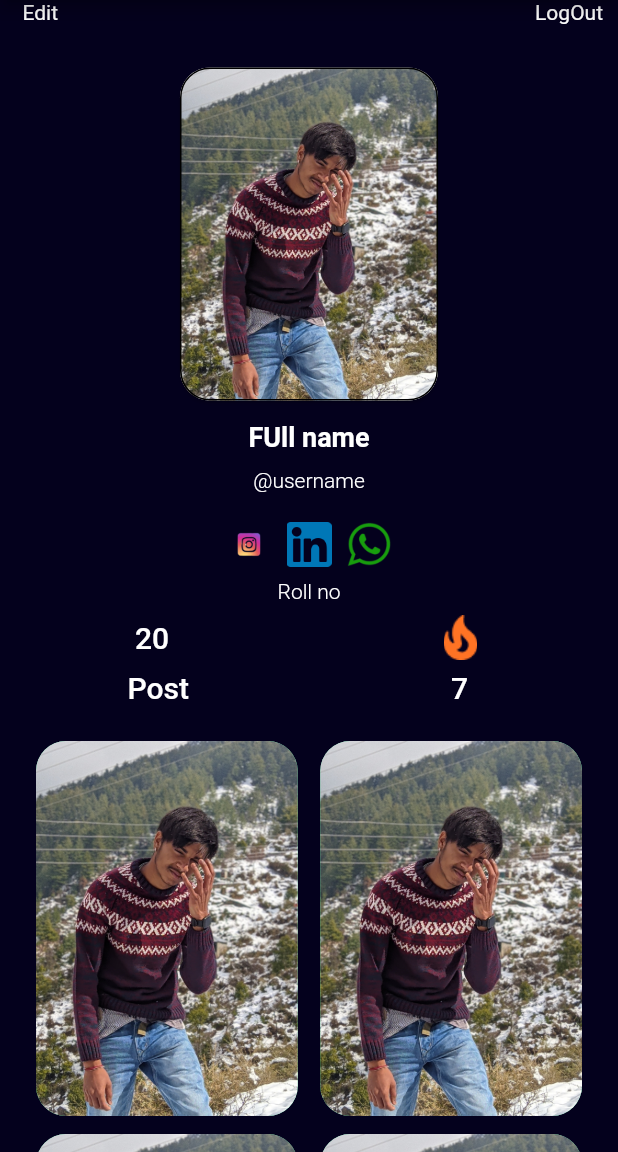
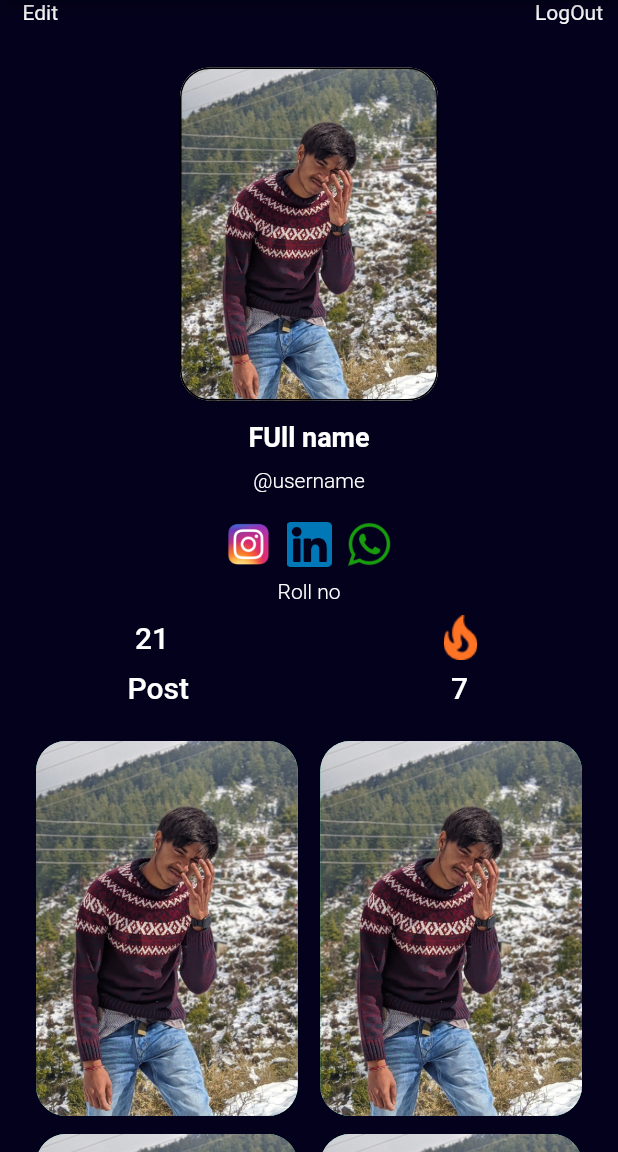
Before and after one commit to Anthrexx/loginpage, a Flutter app: the screen it shows after launch, on a phone screen of 412 x 824 dp, the part 84-1236 px from its top. Run offline on Flutter 3.47's test engine with Material 2 defaults, Android fonts, the phone set to English and light mode, and no system bars; our stand-ins replace email_validator, firebase_auth, firebase_core, fluttertoast, rive; missing offline and left inert: dart:ffi; accounts and stored records are empty.

Commit message:
profile update

```diff
--- a/lib/pages/screen/profilePage.dart
+++ b/lib/pages/screen/profilePage.dart
@@ -11,6 +11,7 @@ class profile extends StatefulWidget {
 }
 
 class _profileState extends State<profile> {
+  int posts = 21;
   @override
   Widget build(BuildContext context) {
     return DefaultTabController(
@@ -63,7 +64,12 @@ class _profileState extends State<profile> {
                     child: Card(
                       shape: OutlineInputBorder(
                           borderRadius: BorderRadius.circular(20)),
-                      child: ClipRRect(borderRadius: BorderRadius.circular(20),child: Image.asset("assets/profile.jpg",fit: BoxFit.cover,)),
+                      child: ClipRRect(
+                          borderRadius: BorderRadius.circular(20),
+                          child: Image.asset(
+                            "assets/profile.jpg",
+                            fit: BoxFit.cover,
+                          )),
                     ),
                   ),
                 ],
@@ -95,7 +101,9 @@ class _profileState extends State<profile> {
                     child: Container(
                       height: 30,
                       width: 30,
-                      child: Image.asset("assets/insta-removebg-preview.png",),
+                      child: Image.asset(
+                        "assets/pngwing.com (1).png",
+                      ),
                     ),
                   ),
                   SizedBox(
@@ -104,7 +112,7 @@ class _profileState extends State<profile> {
                   InkWell(
                     onTap: () {},
                     child: Container(
-                      child: Image.asset("assets/ln.png"),
+                      child: Image.asset("assets/ln.png",fit: BoxFit.cover,),
                       height: 30,
                       width: 30,
                     ),
@@ -136,14 +144,16 @@ class _profileState extends State<profile> {
               Row(
                 children: [
                   Padding(padding: EdgeInsetsDirectional.only(end: 90)),
-                  Text("20",
+                  Text("$posts",
                       style: TextStyle(
                           color: Colors.white,
                           fontWeight: FontWeight.w500,
                           fontSize: 20)),
                   Spacer(),
                   Container(
-                    child: Image.asset("assets/tr.png"),
+                    child: Image.asset(
+                      "assets/tr.png",
+                    ),
                     height: 30,
                     width: 30,
                   ),
@@ -185,7 +195,9 @@ class _profileState extends State<profile> {
               // ),
               Padding(
                 padding: const EdgeInsets.all(24.0),
-                child: Gridview(),
+                child: Gridview(
+                  posts: posts,
+                ),
               ),
             ],
           ),
@@ -197,8 +209,8 @@ class _profileState extends State<profile> {
 
 @override
 class Gridview extends StatefulWidget {
-  const Gridview({super.key});
-
+  final posts;
+  const Gridview({super.key, required this.posts});
   @override
   State<Gridview> createState() => _GridviewState();
 }
@@ -210,8 +222,11 @@ class _GridviewState extends State<Gridview> {
         physics: const NeverScrollableScrollPhysics(),
         shrinkWrap: true,
         gridDelegate: const SliverGridDelegateWithFixedCrossAxisCount(
-            crossAxisCount: 2, crossAxisSpacing: 15.0, mainAxisSpacing: 12,mainAxisExtent: 250),
-        itemCount: 20,
+            crossAxisCount: 2,
+            crossAxisSpacing: 15.0,
+            mainAxisSpacing: 12,
+            mainAxisExtent: 250),
+        itemCount: widget.posts,
         itemBuilder: (_, index) {
           return Container(
             decoration: BoxDecoration(
@@ -221,7 +236,12 @@ class _GridviewState extends State<Gridview> {
               children: [
                 ClipRRect(
                     borderRadius: BorderRadius.circular(20),
-                      child: Image.asset('assets/profile.jpg',height: 250,width: double.infinity,fit: BoxFit.cover,)),
+                    child: Image.asset(
+                      'assets/profile.jpg',
+                      height: 250,
+                      width: double.infinity,
+                      fit: BoxFit.cover,
+                    )),
               ],
             ),
           );
```
Also changed, not shown: assets/pngwing.com (1).png (added), pubspec.lock. Lines whose indentation alone changed are shown as unchanged.
